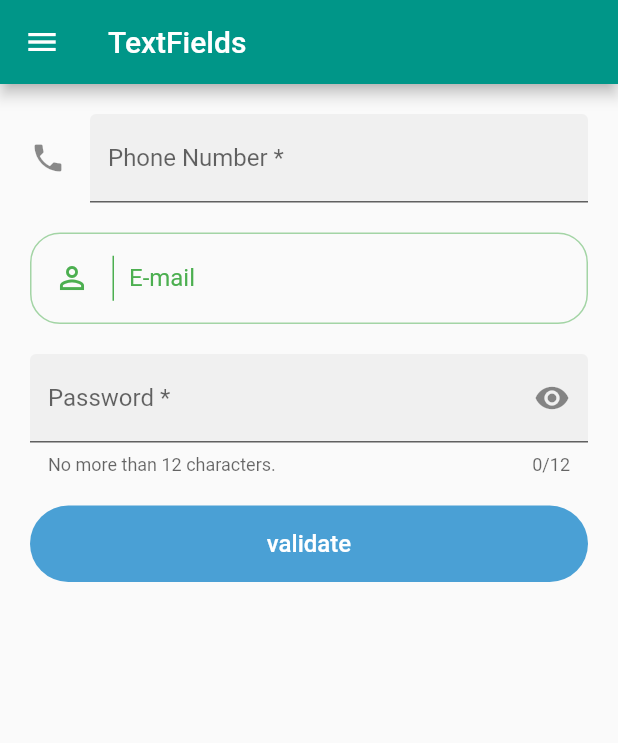
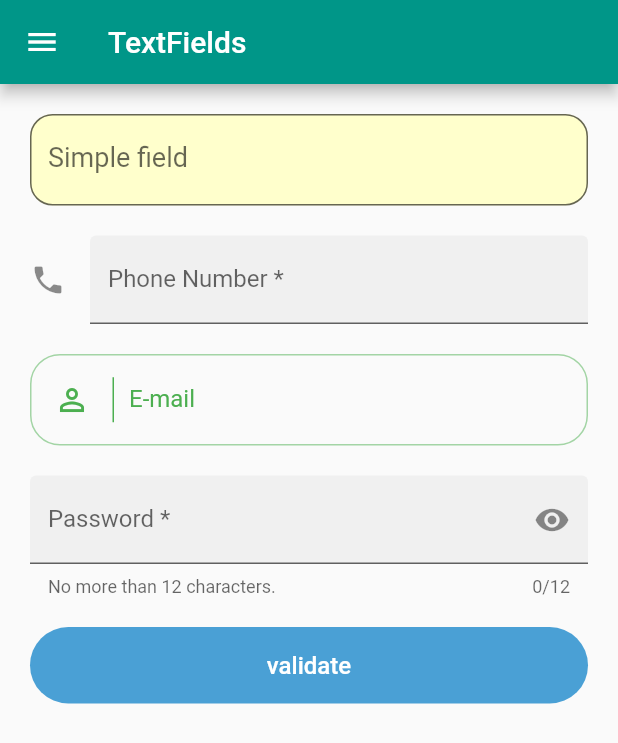
Before and after one commit to baiman240z/flutter-ui, a Flutter app: the TextFields screen opened by its route, on a phone screen of 412 x 824 dp. Shown: the top 743 px of the screen. Run offline on Flutter 3.47's test engine with Material 2 defaults, Android fonts, the phone set to English and light mode, and no system bars.

Commit message:
added simple text field

```diff
--- a/lib/textfields.dart
+++ b/lib/textfields.dart
@@ -50,7 +50,28 @@ class TextFieldsState extends State<TextFields> {
           padding: EdgeInsets.symmetric(vertical: 10.0, horizontal: 20.0),
           children: <Widget>[
             // -------------------------------------------------------------
-            // form field
+            // Simple
+            // -------------------------------------------------------------
+            Padding(
+              padding: EdgeInsets.symmetric(vertical: 10.0),
+              child: TextField(
+                decoration: const InputDecoration(
+                  border: OutlineInputBorder(
+                    borderRadius: BorderRadius.all(Radius.circular(15.0)),
+                  ),
+                  filled: true,
+                  fillColor: Color(0xFFFFFFCC),
+                  labelText: 'Simple field',
+                  hintText: 'Please input something.',
+                ),
+                style: TextStyle(
+                  fontSize:18.0,
+                  color: const Color(0xFF000000),
+                ),
+              ),
+            ),
+            // -------------------------------------------------------------
+            // Tel
             // -------------------------------------------------------------
             Padding(
               padding: EdgeInsets.symmetric(vertical: 10.0),
```
